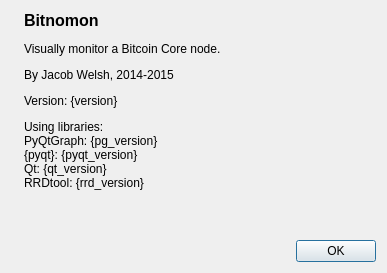
This is bitnomon/res/about.ui in welshjf/bitnomon as Qt 5 draws it before an edit. The edited form follows.
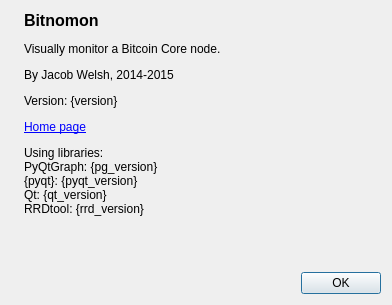
This is the edited form. Icons and pictures are not drawn.

Commit message: Add home page link to about dialog

```diff
--- a/bitnomon/res/about.ui
+++ b/bitnomon/res/about.ui
@@ -6,8 +6,8 @@
    <rect>
     <x>0</x>
     <y>0</y>
-    <width>387</width>
-    <height>273</height>
+    <width>392</width>
+    <height>305</height>
    </rect>
   </property>
   <property name="windowTitle">
@@ -47,7 +47,7 @@
         </sizepolicy>
        </property>
        <property name="text">
-        <string>&lt;html&gt;&lt;head/&gt;&lt;body&gt;&lt;p&gt;&lt;span style=&quot; font-size:12pt; font-weight:600;&quot;&gt;Bitnomon&lt;/span&gt;&lt;/p&gt;&lt;p&gt;Visually monitor a Bitcoin Core node.&lt;/p&gt;&lt;p&gt;By Jacob Welsh, 2014-2015&lt;/p&gt;&lt;p&gt;Version: {version}&lt;/p&gt;&lt;p&gt;Using libraries:&lt;br/&gt;PyQtGraph: {pg_version}&lt;br/&gt;{pyqt}: {pyqt_version}&lt;br/&gt;Qt: {qt_version}&lt;br/&gt;RRDtool: {rrd_version}&lt;/p&gt;&lt;/body&gt;&lt;/html&gt;</string>
+        <string>&lt;html&gt;&lt;head/&gt;&lt;body&gt;&lt;p&gt;&lt;span style=&quot; font-size:12pt; font-weight:600;&quot;&gt;Bitnomon&lt;/span&gt;&lt;/p&gt;&lt;p&gt;Visually monitor a Bitcoin Core node.&lt;/p&gt;&lt;p&gt;By Jacob Welsh, 2014-2015&lt;/p&gt;&lt;p&gt;Version: {version}&lt;/p&gt;&lt;p&gt;&lt;a href=&quot;{home_url}&quot;&gt;Home page&lt;/a&gt;&lt;/p&gt;&lt;p&gt;Using libraries:&lt;br/&gt;PyQtGraph: {pg_version}&lt;br/&gt;{pyqt}: {pyqt_version}&lt;br/&gt;Qt: {qt_version}&lt;br/&gt;RRDtool: {rrd_version}&lt;/p&gt;&lt;/body&gt;&lt;/html&gt;</string>
        </property>
        <property name="scaledContents">
         <bool>false</bool>
```
Left out of the diff: 7 changed lines with no effect on the pictures. The commit also changes 2 other files.
